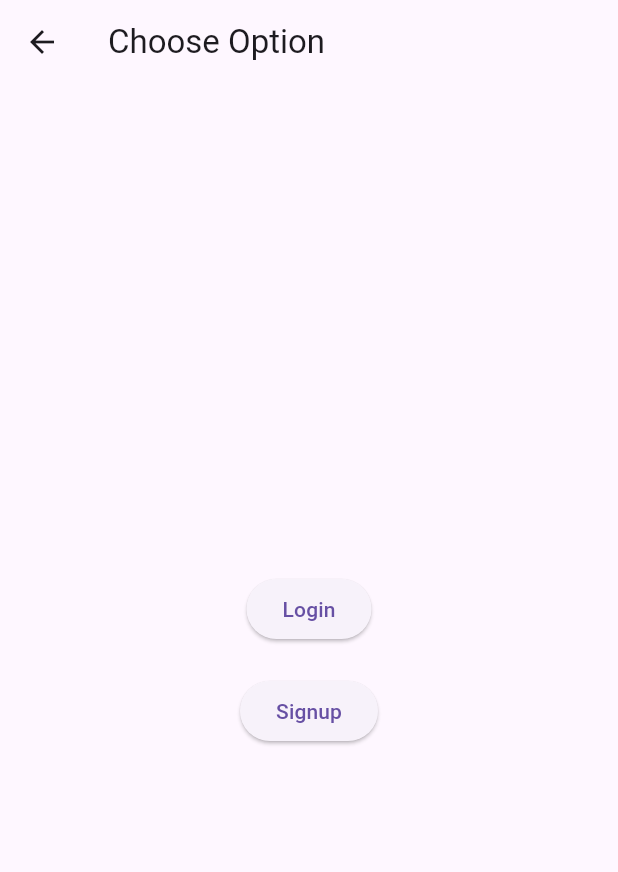
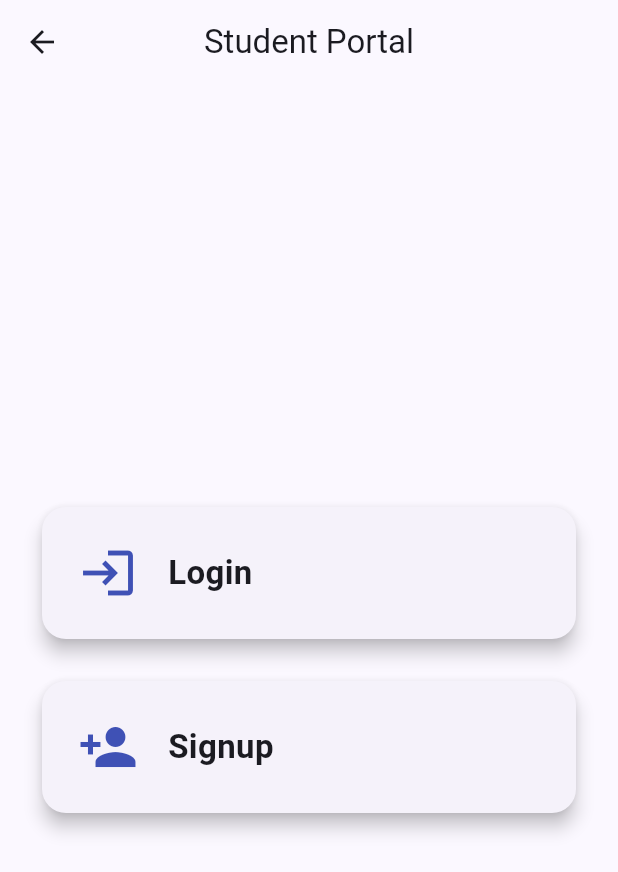
Before and after one commit to codenik01/Hackathon-2.0, a Flutter app: the screen it shows after launch, after a tap on "Student", on a phone screen of 412 x 824 dp. Shown: the top 872 px of the screen. Run offline on Flutter 3.47's test engine with Material 3 defaults, Android fonts, the phone set to English and light mode, and no system bars; our stand-ins replace cloud_firestore, firebase_auth, firebase_core; accounts and stored records are empty; network calls fail.

Commit message:
logo added at home screen

```diff
--- a/lib/main.dart
+++ b/lib/main.dart
@@ -4,8 +4,6 @@ import 'package:flutter/material.dart';
 import 'package:firebase_core/firebase_core.dart';
 import 'package:firebase_auth/firebase_auth.dart';
 import 'package:cloud_firestore/cloud_firestore.dart';
-
-
 
 ////////////////////////////////////////////////////////////
 /// MAIN
@@ -38,9 +36,14 @@ class MyApp extends StatelessWidget {
 
   @override
   Widget build(BuildContext context) {
-    return const MaterialApp(
+    return MaterialApp(
       debugShowCheckedModeBanner: false,
-      home: RoleSelectPage(),
+      theme: ThemeData(
+        useMaterial3: true,
+        colorSchemeSeed: const Color(0xFF141F59),
+        fontFamily: 'Roboto',
+      ),
+      home: const RoleSelectPage(),
     );
   }
 }
@@ -55,33 +58,81 @@ class RoleSelectPage extends StatelessWidget {
   @override
   Widget build(BuildContext context) {
     return Scaffold(
-      appBar: AppBar(title: const Text("Signup/Login as")),
-      body: Center(
+      body: Container(
+        width: double.infinity,
+        decoration: const BoxDecoration(
+          gradient: LinearGradient(
+            colors: [Color(0xFF07182C), Color(0xFF024B94)],
+            begin: Alignment.topLeft,
+            end: Alignment.bottomRight,
+          ),
+        ),
         child: Column(
           mainAxisAlignment: MainAxisAlignment.center,
           children: [
-            ElevatedButton(
-              child: const Text("Student"),
-              onPressed: () => Navigator.push(
+            /// PNG LOGO
+            Image.network(
+              'https://res.cloudinary.com/dhdzkhpfm/image/upload/v1770565460/ChatGPT_Image_Feb_8_2026_at_08_57_28_PM_kf5mgl.png',
+              height: 400,
+              fit: BoxFit.contain,
+              loadingBuilder: (context, child, loadingProgress) {
+                if (loadingProgress == null) return child;
+                return const SizedBox(
+                  height: 90,
+                  child: Center(
+                    child: CircularProgressIndicator(color: Colors.white),
+                  ),
+                );
+              },
+              errorBuilder: (context, error, stackTrace) {
+                return const Icon(Icons.school, size: 80, color: Colors.white);
+              },
+            ),
+
+            _roleButton(
               context,
-                MaterialPageRoute(
-                  builder: (_) => const AuthChoicePage(role: UserRole.student),
+              icon: Icons.person,
+              text: "Student",
+              role: UserRole.student,
             ),
-              ),
-            ),
+
             const SizedBox(height: 20),
-            ElevatedButton(
-              child: const Text("Faculty"),
-              onPressed: () => Navigator.push(
+
+            _roleButton(
               context,
-                MaterialPageRoute(
-                  builder: (_) => const AuthChoicePage(role: UserRole.faculty),
-                ),
-              ),
+              icon: Icons.person_outline,
+              text: "Faculty",
+              role: UserRole.faculty,
             ),
           ],
         ),
       ),
+    );
+  }
+
+  Widget _roleButton(
+    BuildContext context, {
+    required IconData icon,
+    required String text,
+    required UserRole role,
+  }) {
+    return ElevatedButton.icon(
+      style: ElevatedButton.styleFrom(
+        backgroundColor: Colors.blue,
+        minimumSize: const Size(250, 55),
+        shape: RoundedRectangleBorder(borderRadius: BorderRadius.circular(14)),
+      ),
+      icon: Icon(icon, color: Colors.white),
+      label: Text(
+        text,
+        style: const TextStyle(fontSize: 18, color: Colors.white),
+      ),
+      onPressed: () {
+        Navigator.push(
+          context,
+          MaterialPageRoute(builder: (_) => AuthChoicePage(role: role)),
+        );
+      },
     );
   }
 }
@@ -97,31 +148,72 @@ class AuthChoicePage extends StatelessWidget {
   @override
   Widget build(BuildContext context) {
     return Scaffold(
-      appBar: AppBar(title: const Text("Choose Option")),
-      body: Center(
+      appBar: AppBar(
+        title: Text(
+          role == UserRole.student ? "Student Portal" : "Faculty Portal",
+        ),
+        centerTitle: true,
+      ),
+      body: Padding(
+        padding: const EdgeInsets.all(24),
         child: Column(
           mainAxisAlignment: MainAxisAlignment.center,
           children: [
-            ElevatedButton(
-              child: const Text("Login"),
-              onPressed: () => Navigator.push(
+            _authCard(
               context,
-                MaterialPageRoute(
-                  builder: (_) => LoginPage(role: role),
+              icon: Icons.login,
+              title: "Login",
+              onTap: () {
+                Navigator.push(
+                  context,
+                  MaterialPageRoute(builder: (_) => LoginPage(role: role)),
+                );
+              },
+            ),
+            const SizedBox(height: 20),
+            _authCard(
+              context,
+              icon: Icons.person_add,
+              title: "Signup",
+              onTap: () {
+                Navigator.push(
+                  context,
+                  MaterialPageRoute(builder: (_) => SignupPage(role: role)),
+                );
+              },
+            ),
+          ],
         ),
       ),
-            ),
-            const SizedBox(height: 20),
-            ElevatedButton(
-              child: const Text("Signup"),
-              onPressed: () => Navigator.push(
-                context,
-                MaterialPageRoute(
-                  builder: (_) => SignupPage(role: role),
-                ),
+    );
+  }
+
+  Widget _authCard(
+    BuildContext context, {
+    required IconData icon,
+    required String title,
+    required VoidCallback onTap,
+  }) {
+    return InkWell(
+      onTap: onTap,
+      child: Card(
+        elevation: 5,
+        shape: RoundedRectangleBorder(borderRadius: BorderRadius.circular(16)),
+        child: Padding(
+          padding: const EdgeInsets.all(24),
+          child: Row(
+            children: [
+              Icon(icon, size: 40, color: Colors.indigo),
+              const SizedBox(width: 20),
+              Text(
+                title,
+                style: const TextStyle(
+                  fontSize: 22,
+                  fontWeight: FontWeight.w600,
                 ),
               ),
             ],
+          ),
         ),
       ),
     );
@@ -151,28 +243,69 @@ class HomePage extends StatelessWidget {
         final data = snap.data!.data()!;
 
         return Scaffold(
-          appBar: AppBar(title: const Text("Home")),
-          body: Center(
+          appBar: AppBar(title: const Text("Profile"), centerTitle: true),
+          body: Padding(
+            padding: const EdgeInsets.all(20),
             child: Column(
-              mainAxisAlignment: MainAxisAlignment.center,
               children: [
-                Text("Name: ${data['name']}"),
-                Text("Gmail: ${data['gmail']}"),
-                Text("Role: ${data['role']}"),
-                if (data['urn'] != null) Text("URN: ${data['urn']}"),
-                const SizedBox(height: 20),
-                ElevatedButton(
+                Card(
+                  elevation: 6,
+                  shape: RoundedRectangleBorder(
+                    borderRadius: BorderRadius.circular(20),
+                  ),
+                  child: Padding(
+                    padding: const EdgeInsets.all(24),
+                    child: Column(
+                      children: [
+                        const CircleAvatar(
+                          radius: 40,
+                          backgroundColor: Colors.indigo,
+                          child: Icon(
+                            Icons.person,
+                            size: 45,
+                            color: Colors.white,
+                          ),
+                        ),
+                        const SizedBox(height: 16),
+                        Text(
+                          data['name'],
+                          style: const TextStyle(
+                            fontSize: 22,
+                            fontWeight: FontWeight.bold,
+                          ),
+                        ),
+                        const SizedBox(height: 8),
+                        Text(
+                          data['gmail'],
+                          style: TextStyle(color: Colors.grey[700]),
+                        ),
+                        const Divider(height: 30),
+                        _infoRow("Role", data['role']),
+                        if (data['urn'] != null) _infoRow("URN", data['urn']),
+                      ],
+                    ),
+                  ),
+                ),
+                const Spacer(),
+                ElevatedButton.icon(
+                  style: ElevatedButton.styleFrom(
+                    backgroundColor: Colors.redAccent,
+                    minimumSize: const Size(double.infinity, 55),
+                    shape: RoundedRectangleBorder(
+                      borderRadius: BorderRadius.circular(14),
+                    ),
+                  ),
                   onPressed: () async {
                     await FirebaseAuth.instance.signOut();
                     Navigator.pushAndRemoveUntil(
                       context,
-                      MaterialPageRoute(
-                          builder: (_) => const RoleSelectPage()),
+                      MaterialPageRoute(builder: (_) => const RoleSelectPage()),
                       (_) => false,
                     );
                   },
-                  child: const Text("Logout"),
-                )
+                  icon: const Icon(Icons.logout),
+                  label: const Text("Logout", style: TextStyle(fontSize: 18)),
+                ),
               ],
             ),
           ),
@@ -180,4 +313,17 @@ class HomePage extends StatelessWidget {
       },
     );
   }
+
+  Widget _infoRow(String label, String value) {
+    return Padding(
+      padding: const EdgeInsets.symmetric(vertical: 6),
+      child: Row(
+        mainAxisAlignment: MainAxisAlignment.spaceBetween,
+        children: [
+          Text(label, style: const TextStyle(fontWeight: FontWeight.w600)),
+          Text(value),
+        ],
+      ),
+    );
   }
+}
--- a/pubspec.yaml
+++ b/pubspec.yaml
@@ -37,6 +37,7 @@ dependencies:
   firebase_core: ^4.4.0
   firebase_auth: ^6.1.4
   cloud_firestore: ^6.1.2
+  flutter_svg: ^2.2.3
 
 dev_dependencies:
   flutter_test:
@@ -61,8 +62,9 @@ flutter:
   uses-material-design: true
 
   # To add assets to your application, add an assets section, like this:
-  # assets:
-  #   - images/a_dot_burr.jpeg
+assets:
+  - assets/svg/campus_logo.svg
+  - assets/images/campus_log.png
   #   - images/a_dot_ham.jpeg
 
   # An image asset can refer to one or more resolution-specific "variants", see
```
Also changed, not shown: lib/assets/images/campus_log.png (added), lib/assets/svg/campus_logo.svg (added), pubspec.lock. Lines whose indentation alone changed are shown as unchanged.
